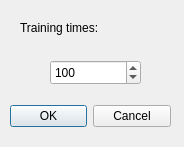
Qt form src/trainingsetting.ui (PAC-P2P/BPNN-Face-Recognition-For-Qt) before a commit.
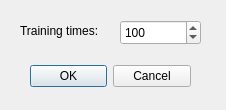
The same form after that commit.

Diff of the .ui file:
```diff
--- a/src/trainingsetting.ui
+++ b/src/trainingsetting.ui
@@ -6,8 +6,8 @@
    <rect>
     <x>0</x>
     <y>0</y>
-    <width>184</width>
-    <height>147</height>
+    <width>226</width>
+    <height>110</height>
    </rect>
   </property>
   <property name="windowTitle">
@@ -16,8 +16,8 @@
   <widget class="QDialogButtonBox" name="buttonBox">
    <property name="geometry">
     <rect>
-     <x>10</x>
-     <y>100</y>
+     <x>30</x>
+     <y>60</y>
      <width>161</width>
      <height>32</height>
     </rect>
@@ -35,7 +35,7 @@
      <x>20</x>
      <y>20</y>
      <width>101</width>
-     <height>16</height>
+     <height>21</height>
     </rect>
    </property>
    <property name="text">
@@ -45,9 +45,9 @@
   <widget class="QSpinBox" name="spinBox">
    <property name="geometry">
     <rect>
-     <x>50</x>
-     <y>60</y>
-     <width>91</width>
+     <x>120</x>
+     <y>20</y>
+     <width>81</width>
      <height>25</height>
     </rect>
    </property>
```
